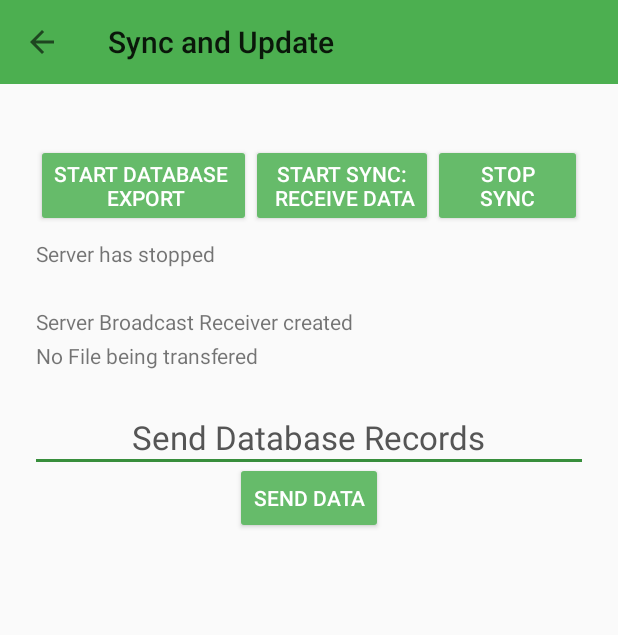
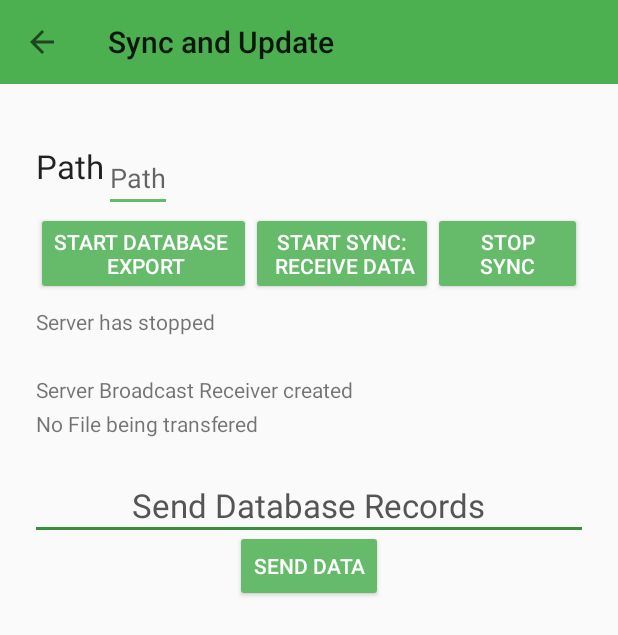
Before and after one commit to mariisy/AllSeasons_, an Android app: the SyncSettingsActivity screen opened directly, with no data from a screen before it, on a phone screen of 412 x 824 dp. Shown: the top 635 px of the screen. Run offline under Robolectric (Android 15) with nearby library versions, the phone set to English and light mode, and no system bars; libraries missing offline, so code that uses them is left out: com.ajts.androidmads.

Commit message:
git comit mari: UI harvest

```diff
--- a/app/src/main/res/layout/activity_sync_settings.xml
+++ b/app/src/main/res/layout/activity_sync_settings.xml
@@ -20,6 +20,30 @@
             android:paddingLeft="24dp"
             android:paddingRight="24dp"
             android:paddingTop="56dp">
+
+
+            <RelativeLayout
+                android:layout_width="match_parent"
+                android:layout_height="wrap_content"
+                android:gravity="left"
+                android:orientation="horizontal">
+                <TextView
+                    android:id="@+id/path"
+                    android:layout_width="wrap_content"
+                    android:layout_height="wrap_content"
+                    android:text="Path"
+                    tools:context=".Activity.SyncSettingsActivity"
+                    android:textAppearance="?android:attr/textAppearanceLarge"/>
+
+                <EditText
+                    android:id="@+id/server_file_path"
+                    android:layout_width="wrap_content"
+                    android:layout_height="wrap_content"
+                    android:layout_weight="1"
+                    android:editable="false"
+                    android:hint="Path"
+                    android:layout_toEndOf="@+id/path"/>
+            </RelativeLayout>
 
 
 
```
Also changed, not shown: app/src/main/java/com/example/maricalara/allseasons/Activity/SyncSettingsActivity.java (+26 -0 lines).
